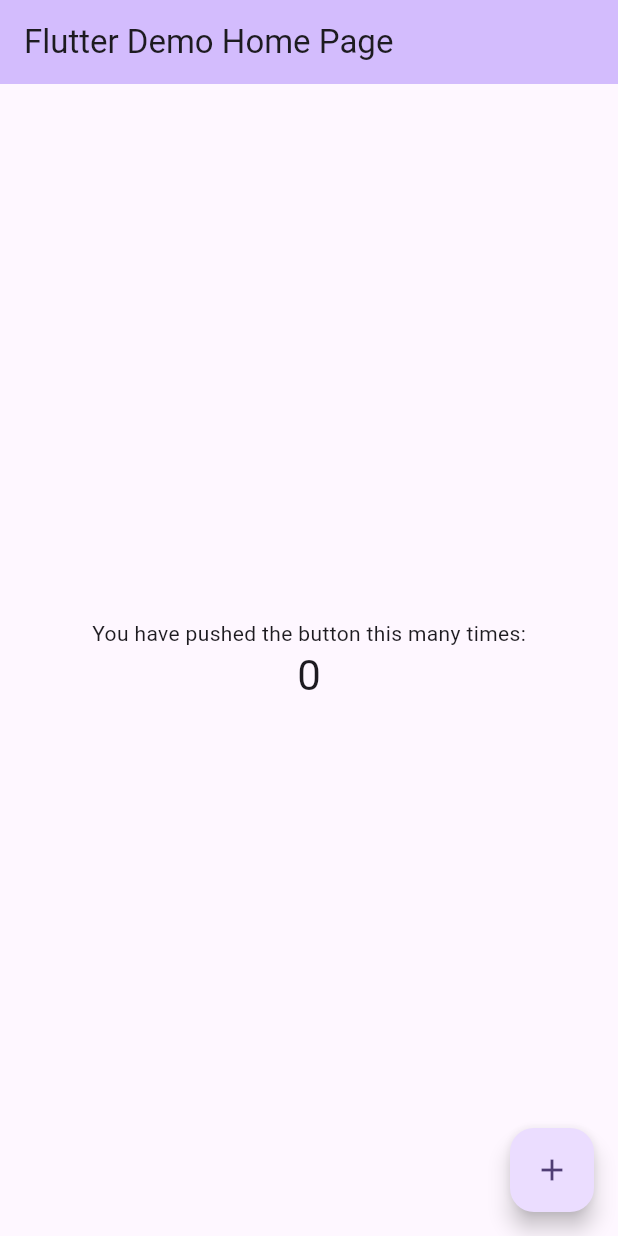
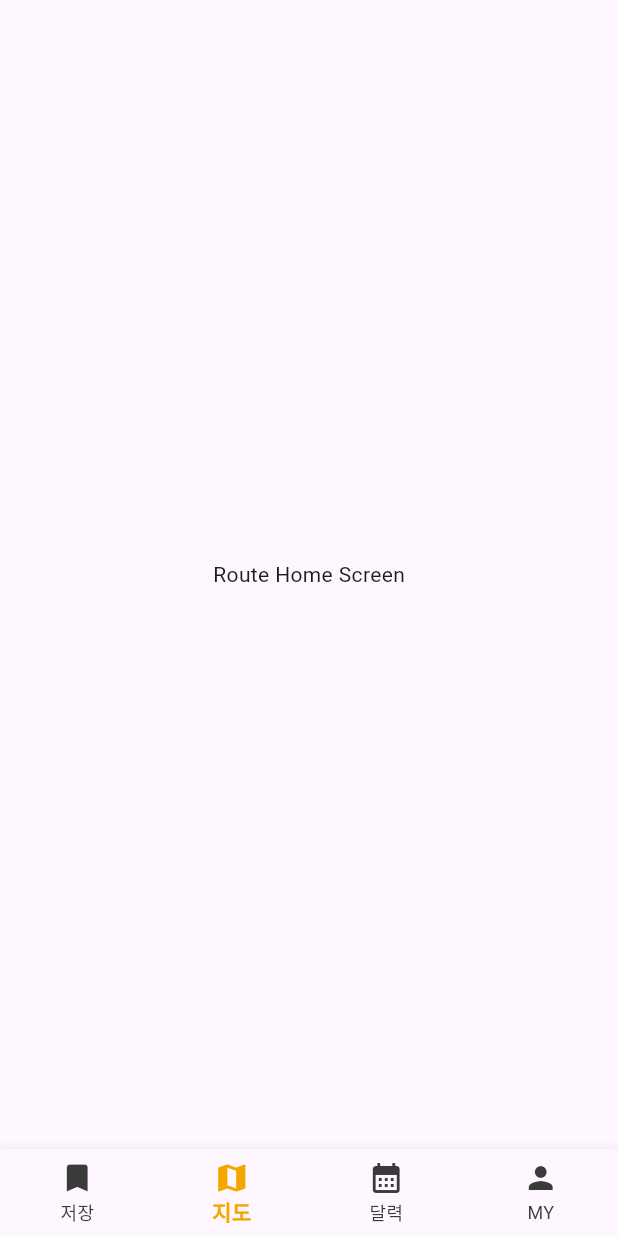
Before and after one commit to chtoqur/gilin, a Flutter app: the screen it shows after launch, on a phone screen of 412 x 824 dp. Run offline on Flutter 3.47's test engine with Material 3 defaults, Android fonts, the phone set to English and light mode, and no system bars.

Commit message:
feat: 바텀 네비게이션 생성

```diff
--- a/front/lib/main.dart
+++ b/front/lib/main.dart
@@ -1,125 +1,10 @@
 import 'package:flutter/material.dart';
+import 'package:gilin/screens/main_screen.dart';
 
 void main() {
-  runApp(const MyApp());
+  runApp(
+    const MaterialApp(
+      home: MainScreen(),
+    )
+  );
 }
-
-class MyApp extends StatelessWidget {
-  const MyApp({super.key});
-
-  // This widget is the root of your application.
-  @override
-  Widget build(BuildContext context) {
-    return MaterialApp(
-      title: 'Flutter Demo',
-      theme: ThemeData(
-        // This is the theme of your application.
-        //
-        // TRY THIS: Try running your application with "flutter run". You'll see
-        // the application has a purple toolbar. Then, without quitting the app,
-        // try changing the seedColor in the colorScheme below to Colors.green
-        // and then invoke "hot reload" (save your changes or press the "hot
-        // reload" button in a Flutter-supported IDE, or press "r" if you used
-        // the command line to start the app).
-        //
-        // Notice that the counter didn't reset back to zero; the application
-        // state is not lost during the reload. To reset the state, use hot
-        // restart instead.
-        //
-        // This works for code too, not just values: Most code changes can be
-        // tested with just a hot reload.
-        colorScheme: ColorScheme.fromSeed(seedColor: Colors.deepPurple),
-        useMaterial3: true,
-      ),
-      home: const MyHomePage(title: 'Flutter Demo Home Page'),
-    );
-  }
-}
-
-class MyHomePage extends StatefulWidget {
-  const MyHomePage({super.key, required this.title});
-
-  // This widget is the home page of your application. It is stateful, meaning
-  // that it has a State object (defined below) that contains fields that affect
-  // how it looks.
-
-  // This class is the configuration for the state. It holds the values (in this
-  // case the title) provided by the parent (in this case the App widget) and
-  // used by the build method of the State. Fields in a Widget subclass are
-  // always marked "final".
-
-  final String title;
-
-  @override
-  State<MyHomePage> createState() => _MyHomePageState();
-}
-
-class _MyHomePageState extends State<MyHomePage> {
-  int _counter = 0;
-
-  void _incrementCounter() {
-    setState(() {
-      // This call to setState tells the Flutter framework that something has
-      // changed in this State, which causes it to rerun the build method below
-      // so that the display can reflect the updated values. If we changed
-      // _counter without calling setState(), then the build method would not be
-      // called again, and so nothing would appear to happen.
-      _counter++;
-    });
-  }
-
-  @override
-  Widget build(BuildContext context) {
-    // This method is rerun every time setState is called, for instance as done
-    // by the _incrementCounter method above.
-    //
-    // The Flutter framework has been optimized to make rerunning build methods
-    // fast, so that you can just rebuild anything that needs updating rather
-    // than having to individually change instances of widgets.
-    return Scaffold(
-      appBar: AppBar(
-        // TRY THIS: Try changing the color here to a specific color (to
-        // Colors.amber, perhaps?) and trigger a hot reload to see the AppBar
-        // change color while the other colors stay the same.
-        backgroundColor: Theme.of(context).colorScheme.inversePrimary,
-        // Here we take the value from the MyHomePage object that was created by
-        // the App.build method, and use it to set our appbar title.
-        title: Text(widget.title),
-      ),
-      body: Center(
-        // Center is a layout widget. It takes a single child and positions it
-        // in the middle of the parent.
-        child: Column(
-          // Column is also a layout widget. It takes a list of children and
-          // arranges them vertically. By default, it sizes itself to fit its
-          // children horizontally, and tries to be as tall as its parent.
-          //
-          // Column has various properties to control how it sizes itself and
-          // how it positions its children. Here we use mainAxisAlignment to
-          // center the children vertically; the main axis here is the vertical
-          // axis because Columns are vertical (the cross axis would be
-          // horizontal).
-          //
-          // TRY THIS: Invoke "debug painting" (choose the "Toggle Debug Paint"
-          // action in the IDE, or press "p" in the console), to see the
-          // wireframe for each widget.
-          mainAxisAlignment: MainAxisAlignment.center,
-          children: <Widget>[
-            const Text(
-              'You have pushed the button this many times:',
-            ),
-            Text(
-              '$_counter',
-              style: Theme.of(context).textTheme.headlineMedium,
-            ),
-          ],
-        ),
-      ),
-      floatingActionButton: FloatingActionButton(
-        onPressed: _incrementCounter,
-        tooltip: 'Increment',
-        child: const Icon(Icons.add),
-      ), // This trailing comma makes auto-formatting nicer for build methods.
-    );
-  }
-}
--- /dev/null
+++ b/front/lib/screens/main_screen.dart
@@ -0,0 +1,72 @@
+import 'package:flutter/material.dart';
+import 'alert/alert_screen.dart';
+import 'bookmark/bookmark_screen.dart';
+import 'mypage/mypage_screen.dart';
+import 'route/route_screen.dart';
+import 'schedule/schedule_screen.dart';
+
+class MainScreen extends StatefulWidget {
+  const MainScreen({Key? key}) : super(key: key);
+
+  @override
+  State<MainScreen> createState() => _MainNavigationState();
+}
+
+class _MainNavigationState extends State<MainScreen> {
+  // 초기화면: 지도
+  int _selectedIndex = 1;
+
+  // 표시할 화면 리스트
+  final List<Widget> _screens = [
+    // const AlertScreen(),
+    const BookmarkScreen(),
+    const RouteScreen(),
+    const ScheduleScreen(),
+    const MypageScreen(),
+  ];
+
+  void _onItemTapped(int index) {
+    setState(() {
+      _selectedIndex = index;
+    });
+  }
+
+  @override
+  Widget build(BuildContext context) {
+    return Scaffold(
+      body: SafeArea(
+        child: _screens[_selectedIndex],
+      ),
+      bottomNavigationBar: BottomNavigationBar(
+        currentIndex: _selectedIndex,
+        onTap: _onItemTapped,
+        items: const [
+          BottomNavigationBarItem(
+            icon: Icon(Icons.bookmark),
+            label: '저장',
+          ),
+          BottomNavigationBarItem(
+            icon: Icon(Icons.map),
+            label: '지도',
+          ),
+          BottomNavigationBarItem(
+            icon: Icon(Icons.calendar_month),
+            label: '달력',
+          ),
+          BottomNavigationBarItem(
+            icon: Icon(Icons.person),
+            label: 'MY',
+          ),
+        ],
+        // 선택된 아이템 색상
+        selectedItemColor: const Color(0xfff4a700),
+        // 선택되지 않은 아이템 색상
+        unselectedItemColor: const Color(0xff3a3a3a),
+        // 선택된 라벨 스타일
+        selectedLabelStyle: const TextStyle(fontWeight: FontWeight.bold),
+        // 아이템이 3개 이상일 때 필요
+        type: BottomNavigationBarType.fixed,
+      ),
+    );
+  }
+}
--- /dev/null
+++ b/front/lib/screens/route/route_screen.dart
@@ -0,0 +1,12 @@
+import 'package:flutter/material.dart';
+
+class RouteScreen extends StatelessWidget {
+  const RouteScreen({Key? key}) : super(key: key);
+
+  @override
+  Widget build(BuildContext context) {
+    return const Center(
+      child: Text('Route Home Screen'),
+    );
+  }
+}
```
Also changed, not shown: front/lib/screens/alert/alert_screen.dart (added, +12 -0 lines), front/lib/screens/bookmark/bookmark_screen.dart (added, +12 -0 lines), front/lib/screens/mypage/mypage_screen.dart (added, +12 -0 lines), front/lib/screens/schedule/schedule_screen.dart (added, +12 -0 lines).
